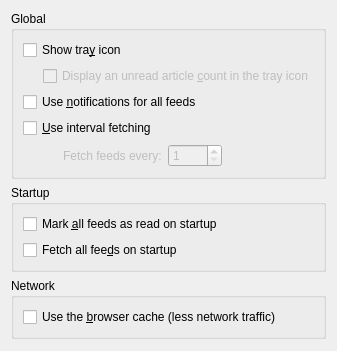
Before: the Qt Designer form akregator/configuration/settings_general.ui in chusopr/kdepim-ktimetracker-akonadi, drawn with Qt 5.
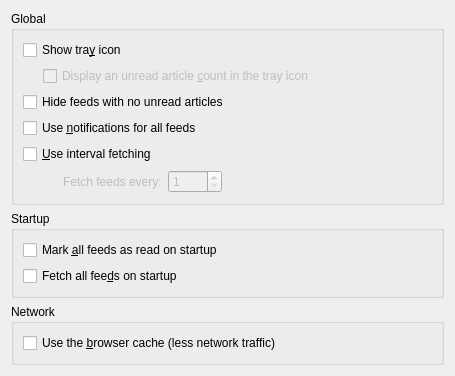
After: the same form once the commit is applied. Custom widgets are drawn as their Qt base class.

The edit to the form file:
```diff
--- a/akregator/configuration/settings_general.ui
+++ b/akregator/configuration/settings_general.ui
@@ -3,6 +3,14 @@
  <author>Teemu Rytilahti</author>
  <class>Akregator::SettingsGeneral</class>
  <widget class="QWidget" name="Akregator::SettingsGeneral">
+  <property name="geometry">
+   <rect>
+    <x>0</x>
+    <y>0</y>
+    <width>455</width>
+    <height>376</height>
+   </rect>
+  </property>
   <layout class="QVBoxLayout" name="verticalLayout_4" stretch="0,0,0,1">
    <item>
     <widget class="QGroupBox" name="groupBox_3">
@@ -50,6 +58,13 @@
         </item>
        </layout>
       </item>
+      <item>
+       <widget class="QCheckBox" name="kcfg_HideReadFeeds">
+        <property name="text">
+         <string>Hide feeds with no unread articles</string>
+        </property>
+       </widget>
+      </item>
       <item>
        <widget class="QCheckBox" name="kcfg_UseNotifications">
         <property name="toolTip">
@@ -173,6 +188,9 @@
    </item>
    <item>
     <spacer>
+     <property name="orientation">
+      <enum>Qt::Vertical</enum>
+     </property>
      <property name="sizeHint" stdset="0">
       <size>
        <width>20</width>
```
